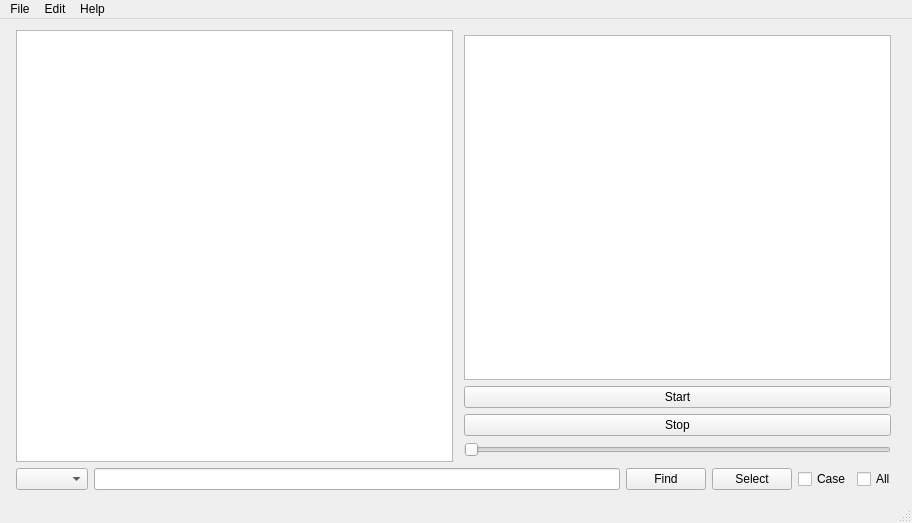
Before: the Qt Designer form mainwindow.ui in Rolloke/GUI-Apps, drawn with Qt 5.
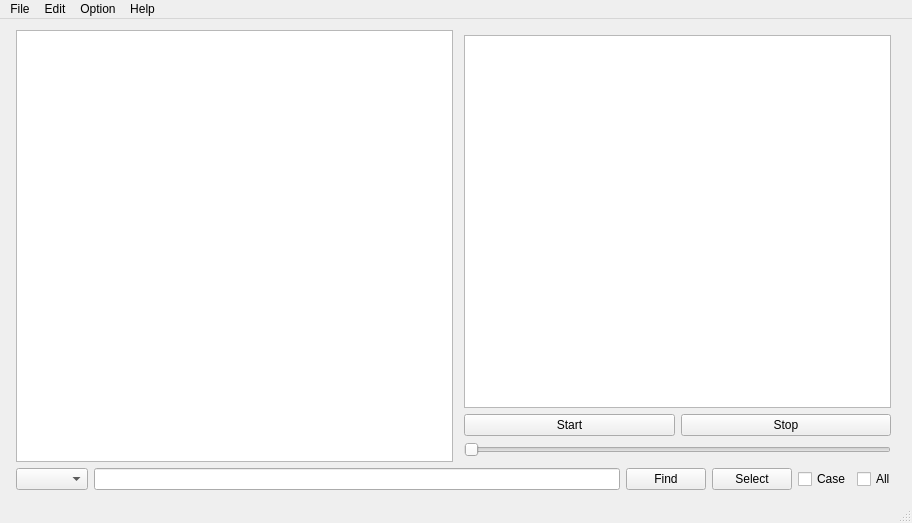
After: the same form once the commit is applied.

Commit message: start media player store last opened file

What changed in the file:
```diff
--- a/mainwindow.ui
+++ b/mainwindow.ui
@@ -105,6 +105,20 @@
            </widget>
           </item>
           <item>
+           <layout class="QHBoxLayout" name="horizontalLayout">
+            <property name="leftMargin">
+             <number>0</number>
+            </property>
+            <property name="topMargin">
+             <number>0</number>
+            </property>
+            <property name="rightMargin">
+             <number>0</number>
+            </property>
+            <property name="bottomMargin">
+             <number>0</number>
+            </property>
+            <item>
            <widget class="QPushButton" name="pushButtonStart">
             <property name="maximumSize">
              <size>
@@ -142,6 +156,8 @@
             </property>
            </widget>
           </item>
+           </layout>
+          </item>
           <item>
            <widget class="QSlider" name="sliderVolume">
             <property name="maximumSize">
@@ -281,9 +297,20 @@
     </property>
     <addaction name="actionCopy_URL"/>
     <addaction name="actionCopy_Thumb"/>
+    <addaction name="separator"/>
+    <addaction name="actionOpen_Mediaplayer"/>
+   </widget>
+   <widget class="QMenu" name="menuOption">
+    <property name="title">
+     <string>Option</string>
+    </property>
+    <addaction name="actionMedia_player"/>
+    <addaction name="actionOpenMediaPlayerOnDoubleclick"/>
+    <addaction name="actionLoadLastOpenedFileAtStart"/>
    </widget>
    <addaction name="menuFile"/>
    <addaction name="menuEdit"/>
+   <addaction name="menuOption"/>
    <addaction name="menuHelp"/>
   </widget>
   <widget class="QStatusBar" name="statusBar"/>
```
Left out of the diff: 53 changed lines with no effect on the pictures. Lines whose indentation alone changed are shown as unchanged. The commit also changes 2 other files.
